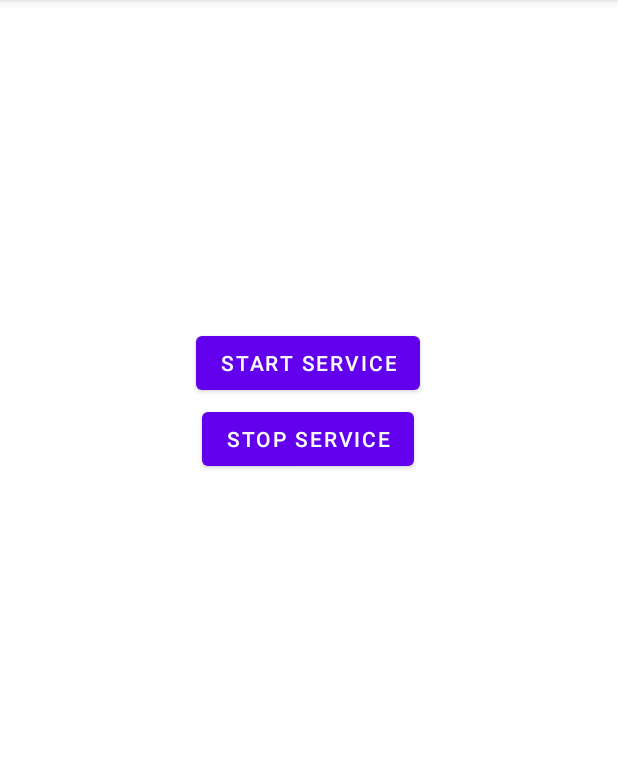
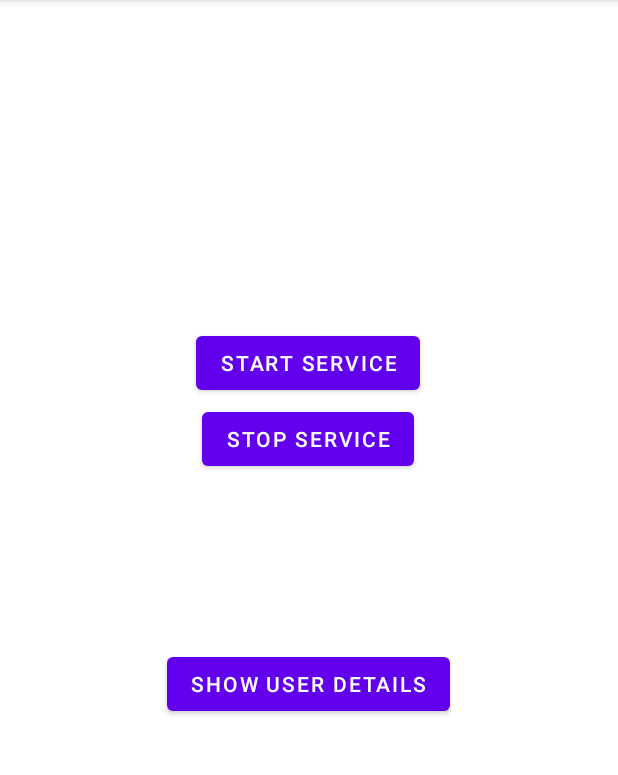
Before and after one commit to mflorczak/lab1-andorid, an Android app: the screen it shows after launch (UserActivity), after a tap on "BUTTON", on a phone screen of 412 x 824 dp, the part 84-859 px from its top. Run offline under Robolectric (Android 15) with nearby library versions, the phone set to English and light mode, and no system bars; our stand-ins replace Room's generated code.

Commit message:
Added db management

```diff
--- a/app/src/main/java/com/example/myapplication/CounterService.kt
+++ b/app/src/main/java/com/example/myapplication/CounterService.kt
@@ -2,6 +2,7 @@ package com.example.myapplication
 
 import android.app.Service
 import android.content.Intent
+import android.content.IntentFilter
 import android.os.Build
 import android.os.IBinder
 import android.util.Log
@@ -41,8 +42,8 @@ class CounterService : Service() {
 
     override fun onDestroy() {
         isRunning = false
-        Intent(this, NumberReceiver::class.java).also { intent ->
-            intent.action = "com.example.broadcast.SERVICE_STOPPED_NOTIFICATION"
+
+        Intent("com.example.broadcast.SERVICE_STOPPED_NOTIFICATION").also { intent ->
             intent.putExtra("name", userName)
             intent.putExtra("count", c)
             sendBroadcast(intent)
--- /dev/null
+++ b/app/src/main/java/com/example/myapplication/MyDatabase.kt
@@ -0,0 +1,23 @@
+package com.example.myapplication
+
+import android.content.Context
+import androidx.room.Database
+import androidx.room.Room
+import androidx.room.RoomDatabase
+
+
+@Database(entities = [User::class], version = 1)
+abstract class MyDatabase: RoomDatabase() {
+    abstract fun userDao(): UserDao
+
+    companion object {
+        private var instance: MyDatabase? = null
+        fun getDb(context: Context): MyDatabase {
+            if (instance == null) {
+                instance = Room.databaseBuilder(context, MyDatabase::class.java, "database-name")
+                    .build()
+            }
+            return instance as MyDatabase
+        }
+    }
+}
--- a/app/src/main/java/com/example/myapplication/UserActivity.kt
+++ b/app/src/main/java/com/example/myapplication/UserActivity.kt
@@ -1,12 +1,20 @@
 package com.example.myapplication
 
 import android.content.Intent
+import android.content.IntentFilter
 import androidx.appcompat.app.AppCompatActivity
 import android.os.Bundle
+import android.util.Log
 import android.widget.Button
 import android.widget.TextView
+import androidx.room.Room
+import kotlinx.coroutines.CoroutineScope
+import kotlinx.coroutines.Dispatchers
+import kotlinx.coroutines.launch
 
 class UserActivity : AppCompatActivity() {
+    private lateinit var receiver: NumberReceiver
+
     override fun onCreate(savedInstanceState: Bundle?) {
         super.onCreate(savedInstanceState)
         setContentView(R.layout.activity_second)
@@ -28,5 +36,25 @@ class UserActivity : AppCompatActivity() {
                 stopService(intent)
             }
         }
+
+        val db = MyDatabase.getDb(this)
+
+        findViewById<Button>(R.id.userDetailsButton).setOnClickListener{
+            CoroutineScope(Dispatchers.IO).launch {
+                db.userDao().getAll().forEach {
+                    Log.i("UserActivity", "User: ${it.name} count: ${it.count}")
+                };
+            }
+        }
+
+        receiver = NumberReceiver()
+        IntentFilter("com.example.broadcast.SERVICE_STOPPED_NOTIFICATION").also {
+            registerReceiver(receiver, it)
+        }
+    }
+
+    override fun onStop() {
+        super.onStop()
+        unregisterReceiver(receiver)
     }
 }
--- /dev/null
+++ b/app/src/main/java/com/example/myapplication/UserDao.kt
@@ -0,0 +1,15 @@
+package com.example.myapplication
+
+import androidx.room.Dao
+import androidx.room.Delete
+import androidx.room.Insert
+import androidx.room.Query
+
+@Dao
+interface UserDao {
+    @Query("SELECT * FROM user")
+    fun getAll(): List<User>
+
+    @Insert
+    fun insert(user: User)
+}
--- a/app/src/main/res/layout/activity_second.xml
+++ b/app/src/main/res/layout/activity_second.xml
@@ -43,4 +43,17 @@
         app:layout_constraintStart_toStartOf="parent"
         app:layout_constraintTop_toBottomOf="@+id/displayUserName"
         app:layout_constraintVertical_bias="0.101" />
+
+    <Button
+        android:id="@+id/userDetailsButton"
+        android:layout_width="wrap_content"
+        android:layout_height="wrap_content"
+        android:layout_marginTop="28dp"
+        android:text="Show user details"
+        app:layout_constraintBottom_toBottomOf="parent"
+        app:layout_constraintEnd_toEndOf="parent"
+        app:layout_constraintHorizontal_bias="0.498"
+        app:layout_constraintStart_toStartOf="parent"
+        app:layout_constraintTop_toBottomOf="@+id/stopServiceButton"
+        app:layout_constraintVertical_bias="0.232" />
 </androidx.constraintlayout.widget.ConstraintLayout>
```
Also changed, not shown: app/build.gradle (+12 -0 lines), app/src/main/AndroidManifest.xml (+1 -7 lines), app/src/main/java/com/example/myapplication/NumberReceiver.kt (+17 -3 lines), app/src/main/java/com/example/myapplication/User.kt (added, +14 -0 lines).
